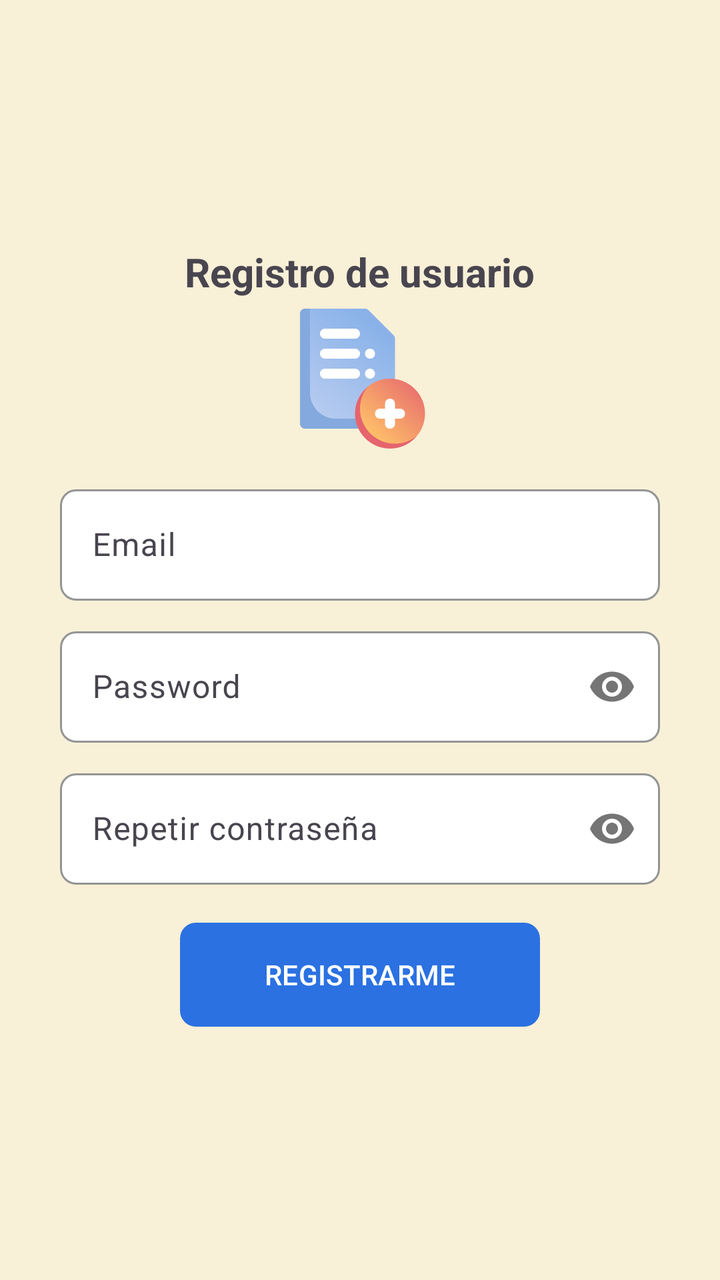
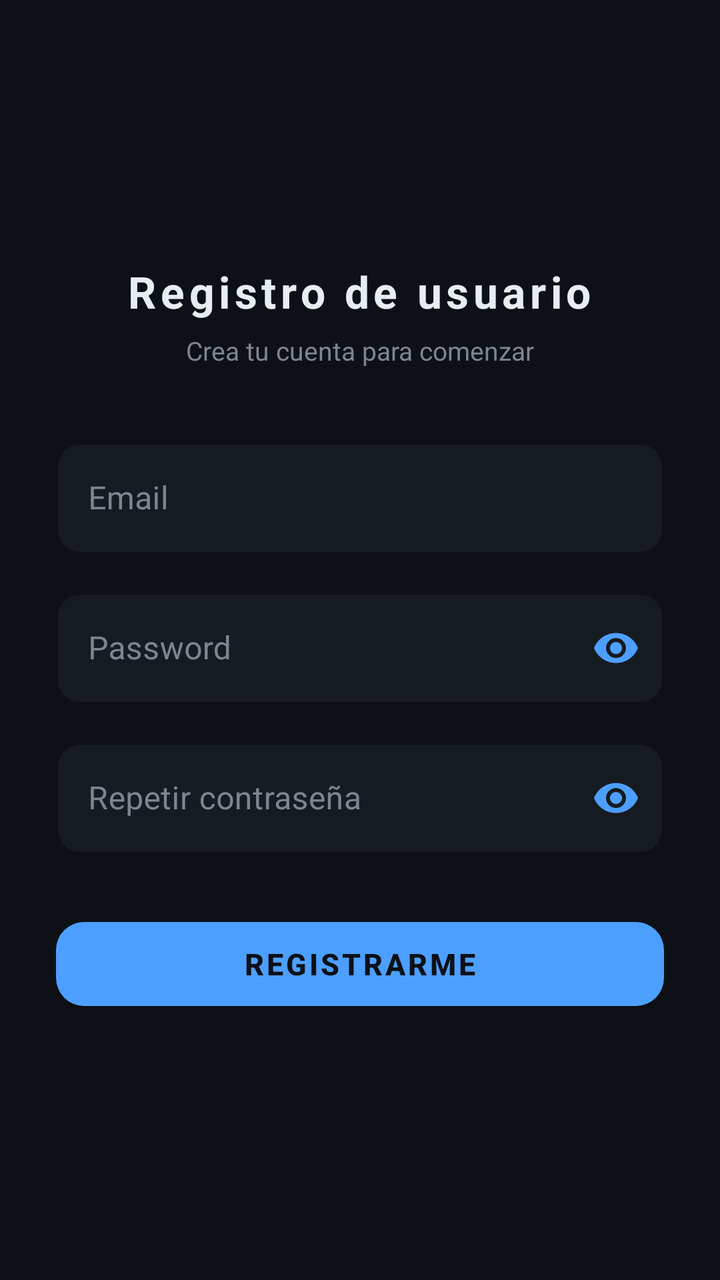

The first picture is an Android layout as it rendered before a commit; the second is the same layout after the commit. The layout source and the unified diff follow.
<!-- AndroidManifest.xml: application theme Theme.CodeRoyale -->
<!-- res/layout/activity_registro_email.xml -->
<?xml version="1.0" encoding="utf-8"?>
<RelativeLayout
    xmlns:android="http://schemas.android.com/apk/res/android"
    xmlns:app="http://schemas.android.com/apk/res-auto"
    xmlns:tools="http://schemas.android.com/tools"
    android:id="@+id/main"
    android:layout_width="match_parent"
    android:layout_height="match_parent"
    tools:context=".RegistroEmail">

    <androidx.appcompat.widget.LinearLayoutCompat
        android:layout_width="match_parent"
        android:layout_height="match_parent"
        android:gravity="center"
        android:orientation="vertical"
        android:padding="30dp">

        
        <TextView
            android:text="@string/Txt_registro"
            android:textStyle="bold"
            android:textSize="20sp"
            android:layout_width="wrap_content"
            android:layout_height="wrap_content"/>

        <ImageView
            android:layout_width="80dp"
            android:layout_height="80dp"
            android:src="@drawable/registro" />

        
        <com.google.android.material.textfield.TextInputLayout
            android:layout_width="match_parent"
            android:layout_height="wrap_content"
            android:layout_marginTop="10dp"
            app:boxCornerRadiusBottomEnd="8dp"
            app:boxCornerRadiusBottomStart="8dp"
            app:boxCornerRadiusTopEnd="8dp"
            app:boxCornerRadiusTopStart="8dp"
            app:boxStrokeColor="#1D4E89"
            app:hintTextColor="#1D4E89"
            app:boxBackgroundColor="#FFFFFF"
            >

            <EditText
                android:id="@+id/Et_email"
                android:hint="@string/Et_email"
                android:inputType="textEmailAddress"
                android:layout_width="match_parent"
                android:layout_height="wrap_content" />

        </com.google.android.material.textfield.TextInputLayout>
        
        <com.google.android.material.textfield.TextInputLayout
            android:layout_width="match_parent"
            android:layout_height="wrap_content"
            android:layout_marginTop="10dp"
            app:boxCornerRadiusBottomEnd="8dp"
            app:boxCornerRadiusBottomStart="8dp"
            app:boxCornerRadiusTopEnd="8dp"
            app:boxCornerRadiusTopStart="8dp"
            app:passwordToggleEnabled="true"
            app:boxStrokeColor="#1D4E89"
            app:hintTextColor="#1D4E89"
            app:boxBackgroundColor="#FFFFFF"
            >

            <EditText
                android:id="@+id/Et_password"
                android:hint="@string/Et_password"
                android:inputType="textPassword"
                android:layout_width="match_parent"
                android:layout_height="wrap_content" />

        </com.google.android.material.textfield.TextInputLayout>
        
        <com.google.android.material.textfield.TextInputLayout
            android:layout_width="match_parent"
            android:layout_height="wrap_content"
            android:layout_marginTop="10dp"
            app:boxCornerRadiusBottomEnd="8dp"
            app:boxCornerRadiusBottomStart="8dp"
            app:boxCornerRadiusTopEnd="8dp"
            app:boxCornerRadiusTopStart="8dp"
            app:passwordToggleEnabled="true"
            app:boxStrokeColor="#1D4E89"
            app:hintTextColor="#1D4E89"
            app:boxBackgroundColor="#FFFFFF"
            >

            <EditText
                android:id="@+id/Et_r_password"
                android:hint="@string/Et_r_password"
                android:inputType="textPassword"
                android:layout_width="match_parent"
                android:layout_height="wrap_content" />

        </com.google.android.material.textfield.TextInputLayout>

        <com.google.android.material.button.MaterialButton
            android:id="@+id/Btn_registrar"
            android:text="@string/Btn_registrarme"
            android:textAllCaps="true"
            android:layout_width="180dp"
            android:layout_height="60dp"
            android:layout_marginTop="15dp"
            app:cornerRadius="8dp" />
    </androidx.appcompat.widget.LinearLayoutCompat>

</RelativeLayout>
<!-- resources referenced by this layout -->
<resources>
  <!-- drawable registro: png bitmap (drawable, 28465 bytes) -->
  <string name="Btn_registrarme">Registrarme</string>
  <string name="Et_email">Email</string>
  <string name="Et_password">Password</string>
  <string name="Et_r_password"> Repetir contraseña </string>
  <string name="Txt_registro">Registro de usuario</string>
  <style name="Theme.CodeRoyale" parent="Base.Theme.CodeRoyale" />
  <style name="Base.Theme.CodeRoyale" parent="Theme.Material3.DayNight.NoActionBar">
          <item name="colorPrimary">@color/cr_azul_rey</item>
          <item name="colorOnPrimary">@android:color/white</item>
  
          <item name="colorSecondary">@color/cr_dorado</item>
          <item name="colorOnSecondary">@color/cr_texto_oscuro</item>
  
          <item name="android:windowBackground">@color/cr_beige_carta</item>
      </style>
  <color name="cr_azul_rey">#2B71E1</color>
  <color name="cr_dorado">#FFC107</color>
  <color name="cr_texto_oscuro">#1A1A1A</color>
  <color name="cr_beige_carta">#F8F0D7</color>
</resources>

<!-- the commit's change to res/layout/activity_registro_email.xml (unified diff, before → after) -->
@@ -1,110 +1,130 @@
 <?xml version="1.0" encoding="utf-8"?>
-<RelativeLayout
-    xmlns:android="http://schemas.android.com/apk/res/android"
+<RelativeLayout xmlns:android="http://schemas.android.com/apk/res/android"
     xmlns:app="http://schemas.android.com/apk/res-auto"
-    xmlns:tools="http://schemas.android.com/tools"
     android:id="@+id/main"
     android:layout_width="match_parent"
     android:layout_height="match_parent"
-    tools:context=".RegistroEmail">
+    android:background="@color/cr_fondo">
 
-    <androidx.appcompat.widget.LinearLayoutCompat
+    <LinearLayout
         android:layout_width="match_parent"
         android:layout_height="match_parent"
         android:gravity="center"
         android:orientation="vertical"
-        android:padding="30dp">
+        android:padding="28dp">
 
-        
+
         <TextView
             android:text="@string/Txt_registro"
             android:textStyle="bold"
-            android:textSize="20sp"
+            android:textSize="22sp"
+            android:letterSpacing="0.1"
+            android:textColor="@color/cr_texto_primario"
             android:layout_width="wrap_content"
-            android:layout_height="wrap_content"/>
+            android:layout_height="wrap_content"
+            android:layout_marginBottom="6dp" />
 
-        <ImageView
-            android:layout_width="80dp"
-            android:layout_height="80dp"
-            android:src="@drawable/registro" />
+        <TextView
+            android:text="Crea tu cuenta para comenzar"
+            android:textColor="@color/cr_texto_secundario"
+            android:textSize="13sp"
+            android:layout_width="wrap_content"
+            android:layout_height="wrap_content"
+            android:layout_marginBottom="32dp" />
 
         
         <com.google.android.material.textfield.TextInputLayout
             android:layout_width="match_parent"
             android:layout_height="wrap_content"
-            android:layout_marginTop="10dp"
-            app:boxCornerRadiusBottomEnd="8dp"
-            app:boxCornerRadiusBottomStart="8dp"
-            app:boxCornerRadiusTopEnd="8dp"
-            app:boxCornerRadiusTopStart="8dp"
-            app:boxStrokeColor="#1D4E89"
-            app:hintTextColor="#1D4E89"
-            app:boxBackgroundColor="#FFFFFF"
-            >
+            android:layout_marginBottom="14dp"
+            app:boxStrokeColor="@color/cr_acento"
+            app:hintTextColor="@color/cr_acento"
+            android:textColorHint="@color/cr_texto_secundario"
+            app:boxBackgroundColor="@color/cr_superficie"
+            app:boxBackgroundMode="outline"
+            app:boxCornerRadiusTopStart="12dp"
+            app:boxCornerRadiusBottomEnd="12dp"
+            app:boxCornerRadiusTopEnd="12dp"
+            app:boxCornerRadiusBottomStart="12dp"
+            style="@style/Widget.MaterialComponents.TextInputLayout.OutlinedBox">
 
-            <EditText
+            <com.google.android.material.textfield.TextInputEditText
                 android:id="@+id/Et_email"
                 android:hint="@string/Et_email"
                 android:inputType="textEmailAddress"
+                android:textColor="@color/cr_texto_primario"
                 android:layout_width="match_parent"
-                android:layout_height="wrap_content" />
+                android:layout_height="wrap_content"
 
+                />
         </com.google.android.material.textfield.TextInputLayout>
+
         
         <com.google.android.material.textfield.TextInputLayout
             android:layout_width="match_parent"
             android:layout_height="wrap_content"
-            android:layout_marginTop="10dp"
-            app:boxCornerRadiusBottomEnd="8dp"
-            app:boxCornerRadiusBottomStart="8dp"
-            app:boxCornerRadiusTopEnd="8dp"
-            app:boxCornerRadiusTopStart="8dp"
+            android:layout_marginBottom="14dp"
+            android:textColorHint="@color/cr_texto_secundario"
+            app:boxStrokeColor="@color/cr_acento"
+            app:hintTextColor="@color/cr_acento"
+            app:boxBackgroundColor="@color/cr_superficie"
+            app:boxBackgroundMode="outline"
+            app:boxCornerRadiusTopStart="12dp"
+            app:boxCornerRadiusBottomEnd="12dp"
+            app:boxCornerRadiusTopEnd="12dp"
+            app:boxCornerRadiusBottomStart="12dp"
             app:passwordToggleEnabled="true"
-            app:boxStrokeColor="#1D4E89"
-            app:hintTextColor="#1D4E89"
-            app:boxBackgroundColor="#FFFFFF"
-            >
+            app:passwordToggleTint="@color/cr_acento"
+            style="@style/Widget.MaterialComponents.TextInputLayout.OutlinedBox">
 
-            <EditText
+            <com.google.android.material.textfield.TextInputEditText
                 android:id="@+id/Et_password"
                 android:hint="@string/Et_password"
                 android:inputType="textPassword"
+                android:textColor="@color/cr_texto_primario"
                 android:layout_width="match_parent"
                 android:layout_height="wrap_content" />
+        </com.google.android.material.textfield.TextInputLayout>
 
-        </com.google.android.material.textfield.TextInputLayout>
         
         <com.google.android.material.textfield.TextInputLayout
             android:layout_width="match_parent"
             android:layout_height="wrap_content"
-            android:layout_marginTop="10dp"
-            app:boxCornerRadiusBottomEnd="8dp"
-            app:boxCornerRadiusBottomStart="8dp"
-            app:boxCornerRadiusTopEnd="8dp"
-            app:boxCornerRadiusTopStart="8dp"
+            android:layout_marginBottom="28dp"
+            app:boxStrokeColor="@color/cr_acento"
+            app:hintTextColor="@color/cr_acento"
+            app:boxBackgroundColor="@color/cr_superficie"
+            app:boxBackgroundMode="outline"
+            app:boxCornerRadiusTopStart="12dp"
+            app:boxCornerRadiusBottomEnd="12dp"
+            app:boxCornerRadiusTopEnd="12dp"
+            app:boxCornerRadiusBottomStart="12dp"
             app:passwordToggleEnabled="true"
-            app:boxStrokeColor="#1D4E89"
-            app:hintTextColor="#1D4E89"
-            app:boxBackgroundColor="#FFFFFF"
-            >
+            app:passwordToggleTint="@color/cr_acento"
+            android:textColorHint="@color/cr_texto_secundario"
+            style="@style/Widget.MaterialComponents.TextInputLayout.OutlinedBox">
 
-            <EditText
+            <com.google.android.material.textfield.TextInputEditText
                 android:id="@+id/Et_r_password"
                 android:hint="@string/Et_r_password"
                 android:inputType="textPassword"
+                android:textColor="@color/cr_texto_primario"
                 android:layout_width="match_parent"
                 android:layout_height="wrap_content" />
-
         </com.google.android.material.textfield.TextInputLayout>
 
+        
         <com.google.android.material.button.MaterialButton
             android:id="@+id/Btn_registrar"
             android:text="@string/Btn_registrarme"
             android:textAllCaps="true"
-            android:layout_width="180dp"
-            android:layout_height="60dp"
-            android:layout_marginTop="15dp"
-            app:cornerRadius="8dp" />
-    </androidx.appcompat.widget.LinearLayoutCompat>
+            android:textStyle="bold"
+            android:textSize="15sp"
+            android:textColor="@color/cr_fondo"
+            android:layout_width="match_parent"
+            android:layout_height="54dp"
+            app:backgroundTint="@color/cr_acento"
+            app:cornerRadius="14dp" />
 
+    </LinearLayout>
 </RelativeLayout>
<!-- resource entries referenced after the edit -->
@@ -1,24 +1,34 @@
 <!-- resources referenced by this layout -->
 <resources>
-  <!-- drawable registro: png bitmap (drawable, 28465 bytes) -->
+  <color name="cr_acento">#4D9FFF</color>
+  <color name="cr_fondo">#0D1117</color>
+  <color name="cr_superficie">#161B22</color>
+  <color name="cr_texto_primario">#E6EDF3</color>
+  <color name="cr_texto_secundario">#7D8590</color>
   <string name="Btn_registrarme">Registrarme</string>
   <string name="Et_email">Email</string>
   <string name="Et_password">Password</string>
   <string name="Et_r_password"> Repetir contraseña </string>
   <string name="Txt_registro">Registro de usuario</string>
-  <style name="Theme.CodeRoyale" parent="Base.Theme.CodeRoyale" />
-  <style name="Base.Theme.CodeRoyale" parent="Theme.Material3.DayNight.NoActionBar">
-          <item name="colorPrimary">@color/cr_azul_rey</item>
-          <item name="colorOnPrimary">@android:color/white</item>
+  <style name="Theme.CodeRoyale" parent="Theme.MaterialComponents.DayNight.NoActionBar">
+          
+          <item name="colorPrimary">@color/cr_acento</item>
+          <item name="colorPrimaryVariant">@color/cr_superficie</item>
+          <item name="colorOnPrimary">@color/cr_fondo</item>
   
-          <item name="colorSecondary">@color/cr_dorado</item>
-          <item name="colorOnSecondary">@color/cr_texto_oscuro</item>
+          
+          <item name="colorSecondary">@color/cr_acento</item>
+          <item name="colorSecondaryVariant">@color/cr_acento</item>
+          <item name="colorOnSecondary">@color/cr_fondo</item>
   
-          <item name="android:windowBackground">@color/cr_beige_carta</item>
+          
+          <item name="android:colorBackground">@color/cr_fondo</item>
+          <item name="colorSurface">@color/cr_superficie</item>
+          <item name="colorOnSurface">@color/cr_texto_primario</item>
+  
+          
+          <item name="android:navigationBarColor">@color/cr_superficie</item>
+          <item name="android:statusBarColor">@color/cr_superficie</item>
       </style>
-  <color name="cr_azul_rey">#2B71E1</color>
-  <color name="cr_dorado">#FFC107</color>
-  <color name="cr_texto_oscuro">#1A1A1A</color>
-  <color name="cr_beige_carta">#F8F0D7</color>
 </resources>
 
